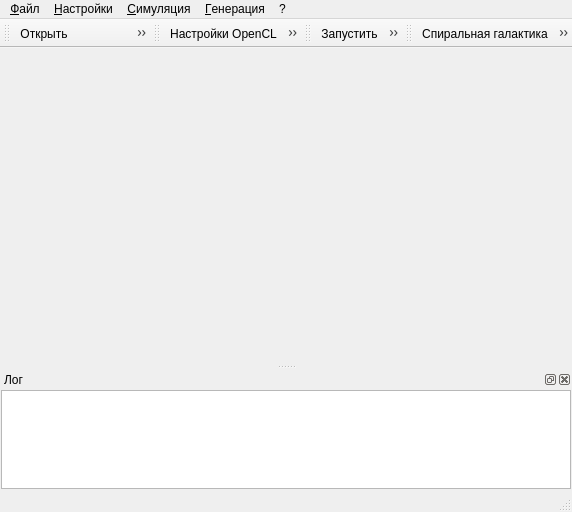
This is mainwindow.ui in catompiler/qgalaxy as Qt 5 draws it before an edit. The edited form follows.
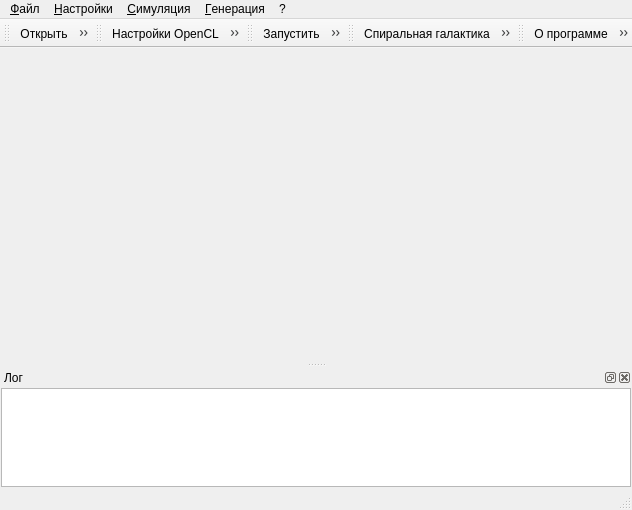
This is the edited form. Icons and pictures are not drawn.

Commit message: galaxy generation bug fix, add help toolbar

```diff
--- a/mainwindow.ui
+++ b/mainwindow.ui
@@ -6,8 +6,8 @@
    <rect>
     <x>0</x>
     <y>0</y>
-    <width>572</width>
-    <height>512</height>
+    <width>570</width>
+    <height>510</height>
    </rect>
   </property>
   <property name="mouseTracking">
@@ -32,7 +32,7 @@
     <rect>
      <x>0</x>
      <y>0</y>
-     <width>572</width>
+     <width>570</width>
      <height>22</height>
     </rect>
    </property>
@@ -189,7 +189,17 @@
    <addaction name="actGenSGalaxy"/>
    <addaction name="actGenGalaxyCollision"/>
    <addaction name="actGenSettings"/>
-   <addaction name="separator"/>
+  </widget>
+  <widget class="QToolBar" name="toolBarHelp">
+   <property name="windowTitle">
+    <string>toolBar</string>
+   </property>
+   <attribute name="toolBarArea">
+    <enum>TopToolBarArea</enum>
+   </attribute>
+   <attribute name="toolBarBreak">
+    <bool>false</bool>
+   </attribute>
    <addaction name="actAbout"/>
    <addaction name="actAboutQt"/>
   </widget>
```
The commit also changes 2 other files.
